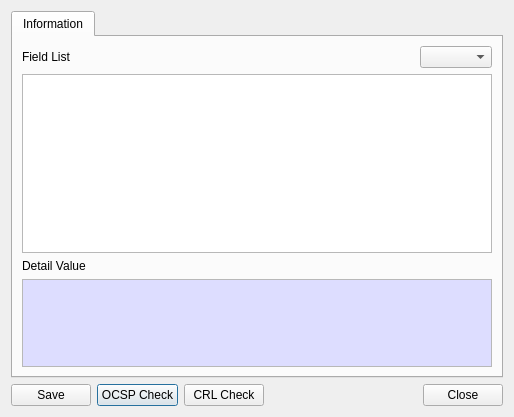
Old version of the form BerEditor/cert_info_dlg.ui in the repository jykim74/BerEditor.
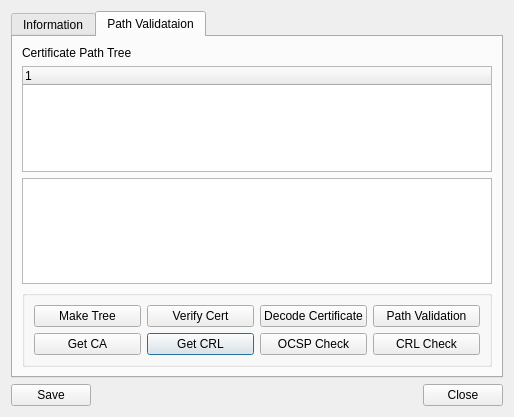
New version of the form.

Diff of the .ui file:
```diff
--- a/BerEditor/cert_info_dlg.ui
+++ b/BerEditor/cert_info_dlg.ui
@@ -17,9 +17,9 @@
    <item>
     <widget class="QTabWidget" name="tabWidget">
      <property name="currentIndex">
-      <number>0</number>
+      <number>1</number>
      </property>
-     <widget class="QWidget" name="tab">
+     <widget class="QWidget" name="InfoTab">
       <attribute name="title">
        <string>Information</string>
       </attribute>
@@ -116,6 +116,104 @@
        </item>
       </layout>
      </widget>
+     <widget class="QWidget" name="PathTab">
+      <attribute name="title">
+       <string>Path Validataion</string>
+      </attribute>
+      <layout class="QVBoxLayout" name="verticalLayout_2">
+       <item>
+        <widget class="QLabel" name="label_3">
+         <property name="text">
+          <string>Certificate Path Tree</string>
+         </property>
+        </widget>
+       </item>
+       <item>
+        <widget class="QTreeWidget" name="mCertTree">
+         <column>
+          <property name="text">
+           <string notr="true">1</string>
+          </property>
+         </column>
+        </widget>
+       </item>
+       <item>
+        <widget class="QPlainTextEdit" name="mCertLogText"/>
+       </item>
+       <item>
+        <widget class="QGroupBox" name="groupBox">
+         <property name="title">
+          <string/>
+         </property>
+         <layout class="QVBoxLayout" name="verticalLayout_3">
+          <item>
+           <layout class="QGridLayout" name="gridLayout_4">
+            <property name="topMargin">
+             <number>0</number>
+            </property>
+            <item row="1" column="1">
+             <widget class="QPushButton" name="mGetCRLBtn">
+              <property name="text">
+               <string>Get CRL</string>
+              </property>
+             </widget>
+            </item>
+            <item row="0" column="1">
+             <widget class="QPushButton" name="mVerifyCertBtn">
+              <property name="text">
+               <string>Verify Cert</string>
+              </property>
+             </widget>
+            </item>
+            <item row="1" column="2">
+             <widget class="QPushButton" name="mOCSPCheckBtn">
+              <property name="text">
+               <string>OCSP Check</string>
+              </property>
+             </widget>
+            </item>
+            <item row="1" column="3">
+             <widget class="QPushButton" name="mCRLCheckBtn">
+              <property name="text">
+               <string>CRL Check</string>
+              </property>
+             </widget>
+            </item>
+            <item row="1" column="0">
+             <widget class="QPushButton" name="mGetCABtn">
+              <property name="text">
+               <string>Get CA</string>
+              </property>
+             </widget>
+            </item>
+            <item row="0" column="0">
+             <widget class="QPushButton" name="mMakeTreeBtn">
+              <property name="text">
+               <string>Make Tree</string>
+              </property>
+             </widget>
+            </item>
+            <item row="0" column="3">
+             <widget class="QPushButton" name="mPathValidBtn">
+              <property name="text">
+               <string>Path Validation</string>
+              </property>
+             </widget>
+            </item>
+            <item row="0" column="2">
+             <widget class="QPushButton" name="mDecodeCertBtn">
+              <property name="text">
+               <string>Decode Certificate</string>
+              </property>
+             </widget>
+            </item>
+           </layout>
+          </item>
+         </layout>
+        </widget>
+       </item>
+      </layout>
+     </widget>
     </widget>
    </item>
    <item>
@@ -123,6 +221,20 @@
      <property name="topMargin">
       <number>0</number>
      </property>
+     <item row="0" column="0">
+      <widget class="QPushButton" name="mSaveBtn">
+       <property name="text">
+        <string>Save</string>
+       </property>
+      </widget>
+     </item>
+     <item row="0" column="4">
+      <widget class="QPushButton" name="mCloseBtn">
+       <property name="text">
+        <string>Close</string>
+       </property>
+      </widget>
+     </item>
      <item row="0" column="3">
       <spacer name="horizontalSpacer">
        <property name="orientation">
@@ -136,34 +248,6 @@
        </property>
       </spacer>
      </item>
-     <item row="0" column="1">
-      <widget class="QPushButton" name="mOCSPCheckBtn">
-       <property name="text">
-        <string>OCSP Check</string>
-       </property>
-      </widget>
-     </item>
-     <item row="0" column="0">
-      <widget class="QPushButton" name="mSaveBtn">
-       <property name="text">
-        <string>Save</string>
-       </property>
-      </widget>
-     </item>
-     <item row="0" column="4">
-      <widget class="QPushButton" name="mCloseBtn">
-       <property name="text">
-        <string>Close</string>
-       </property>
-      </widget>
-     </item>
-     <item row="0" column="2">
-      <widget class="QPushButton" name="mCRLCheckBtn">
-       <property name="text">
-        <string>CRL Check</string>
-       </property>
-      </widget>
-     </item>
     </layout>
    </item>
   </layout>
```
